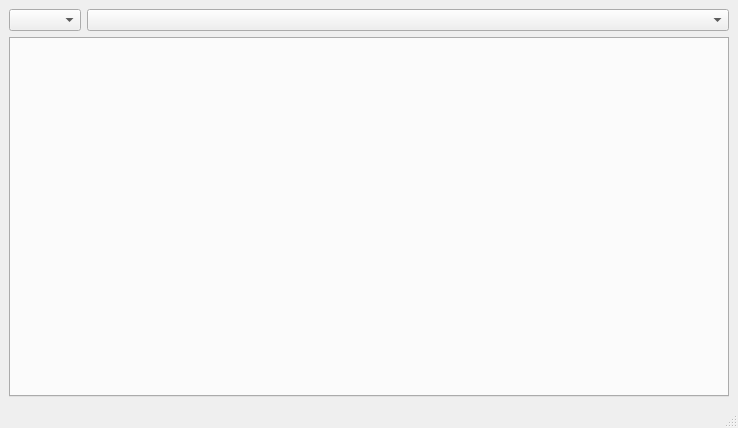
First picture: the form in GzIS_Error/UIs/GzIs_error_main.ui, repository yasinkya/pyqt5-knownerrorviewer, before the edit.
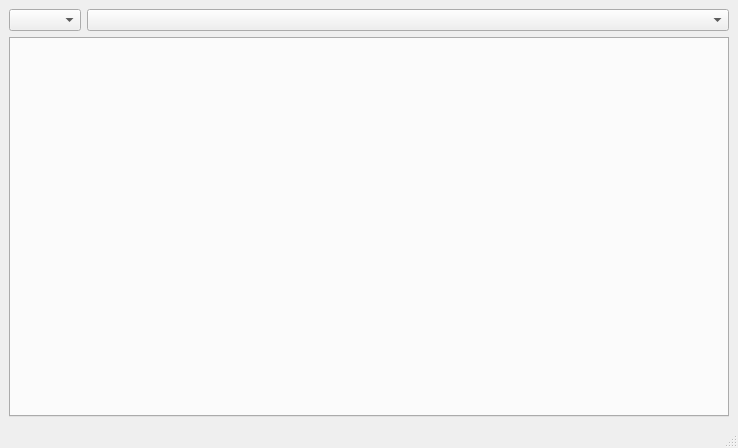
Second picture: the form after the edit.

What changed in the file:
```diff
--- a/GzIS_Error/UIs/GzIs_error_main.ui
+++ b/GzIS_Error/UIs/GzIs_error_main.ui
@@ -6,8 +6,8 @@
    <rect>
     <x>0</x>
     <y>0</y>
-    <width>592</width>
-    <height>388</height>
+    <width>738</width>
+    <height>448</height>
    </rect>
   </property>
   <property name="windowTitle">
```
Left out of the diff: 7 changed lines with no effect on the pictures.
